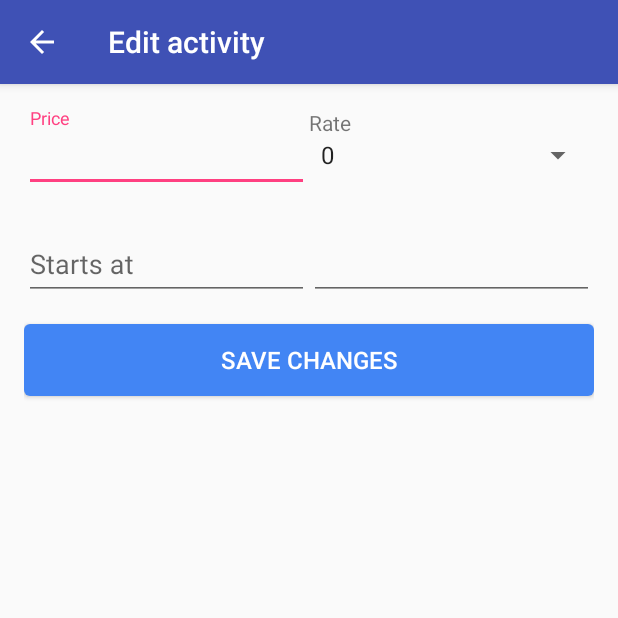
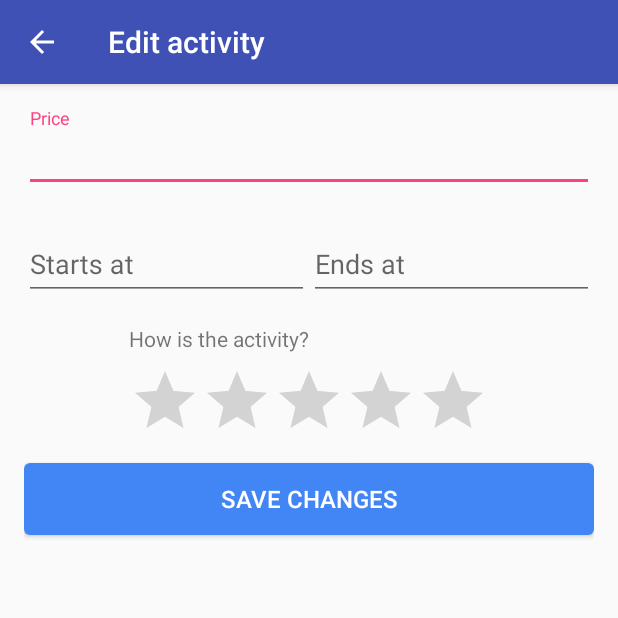
Before and after one commit to jules-larue/trip-manager, an Android app: the EditTripActivityActivity screen opened directly, with no data from a screen before it, after a tap on "SAVE CHANGES", on a phone screen of 412 x 824 dp, the top half of it. Run offline under Robolectric (Android 15) with nearby library versions, the phone set to English and light mode, and no system bars; 5 statements that could not run were skipped.

Commit message:
Rating bar to rate an activity

```diff
--- a/app/src/main/java/com/example/android/tripmanager/activity/EditTripActivityActivity.java
+++ b/app/src/main/java/com/example/android/tripmanager/activity/EditTripActivityActivity.java
@@ -5,6 +5,7 @@ import android.os.Bundle;
 import android.view.View;
 import android.widget.Button;
 import android.widget.EditText;
+import android.widget.RatingBar;
 import android.widget.Spinner;
 import android.widget.Toast;
 
@@ -22,7 +23,7 @@ public class EditTripActivityActivity extends AppCompatActivity {
 
     private long mTripActivityId;
 
-    private Spinner mSpinnerRate;
+    private RatingBar mRatingBar;
     private EditText mEditPrice;
     private EditText mEditStartsAt;
     private EditText mEditEndsAt;
@@ -40,7 +41,7 @@ public class EditTripActivityActivity extends AppCompatActivity {
                 .getLong(EXTRA_TRIP_ACTIVITY_ID, -1);
 
         // Init widgets
-        mSpinnerRate = findViewById(R.id.edit_rate);
+        mRatingBar = findViewById(R.id.rating_bar);
         mEditPrice = findViewById(R.id.edit_price);
         mEditStartsAt = findViewById(R.id.edit_starts_at);
         mEditEndsAt = findViewById(R.id.edit_ends_at);
@@ -56,7 +57,7 @@ public class EditTripActivityActivity extends AppCompatActivity {
         // Get the trip activity and display its info
         final TripDao tripDao = new TripDao(getApplicationContext());
         final TripActivityBean tripActivity = tripDao.getTripActivityById(mTripActivityId);
-        mSpinnerRate.setSelection(tripActivity.getRate());
+        mRatingBar.setRating(tripActivity.getRate());
         mEditPrice.setText(String.valueOf(tripActivity.getPrice()));
         mEditStartsAt.setText(tripActivity.getStartsAtFormatted());
         mEditEndsAt.setText(tripActivity.getEndsAtFormatted());
@@ -68,7 +69,7 @@ public class EditTripActivityActivity extends AppCompatActivity {
                 EditFormValidator validator = new EditFormValidator();
                 if (validator.validate()) {
                     // Update the activity
-                    int rate = Integer.parseInt((String) mSpinnerRate.getSelectedItem());
+                    int rate = (int) Float.parseFloat(String.valueOf(mRatingBar.getRating()));
                     int price = Integer.parseInt(mEditPrice.getText().toString());
                     String startsAt = mEditStartsAt.getText().toString();
                     String endsAt = mEditEndsAt.getText().toString();
@@ -106,13 +107,13 @@ public class EditTripActivityActivity extends AppCompatActivity {
 
         public boolean validate() {
             // Get fields values
-            String rate = mSpinnerRate.getSelectedItem().toString();
             String price = mEditPrice.getText().toString();
             String startsAt = mEditStartsAt.getText().toString();
             String endsAt = mEditEndsAt.getText().toString();
 
-            if (rate.isEmpty() || price.isEmpty()
-                    || startsAt.isEmpty() || endsAt.isEmpty()) {
+            if (price.isEmpty()
+                    || startsAt.isEmpty()
+                    || endsAt.isEmpty()) {
                 return false;
             }
 
--- a/app/src/main/res/layout/activity_edit_trip_activity.xml
+++ b/app/src/main/res/layout/activity_edit_trip_activity.xml
@@ -23,7 +23,7 @@
         android:layout_height="wrap_content"
         app:layout_constraintTop_toTopOf="parent"
         app:layout_constraintLeft_toLeftOf="parent"
-        app:layout_constraintRight_toLeftOf="@id/vertical_guideline_50"
+        app:layout_constraintRight_toRightOf="parent"
         android:hint="@string/price">
 
         <EditText
@@ -33,25 +33,8 @@
             android:layout_marginBottom="16dp"
             android:inputType="number" />
 
+
     </android.support.design.widget.TextInputLayout>
-
-
-    <TextView
-        android:id="@+id/tv_label_rate"
-        android:layout_width="wrap_content"
-        android:layout_height="wrap_content"
-        android:text="@string/rate"
-        app:layout_constraintLeft_toRightOf="@id/vertical_guideline_50"
-        app:layout_constraintTop_toTopOf="parent"/>
-
-    <Spinner
-        android:id="@+id/edit_rate"
-        android:layout_width="0dp"
-        android:layout_height="wrap_content"
-        android:entries="@array/rates"
-        app:layout_constraintTop_toBottomOf="@id/tv_label_rate"
-        app:layout_constraintLeft_toRightOf="@id/vertical_guideline_50"
-        app:layout_constraintRight_toRightOf="parent"/>
 
 
     <android.support.design.widget.TextInputLayout
@@ -76,6 +59,7 @@
         android:id="@+id/input_layout_ends_at"
         android:layout_width="0dp"
         android:layout_height="wrap_content"
+        android:hint="@string/ends_at"
         app:layout_constraintTop_toTopOf="@id/input_layout_starts_at"
         app:layout_constraintBottom_toBottomOf="@id/input_layout_starts_at"
         app:layout_constraintLeft_toRightOf="@id/vertical_guideline_50"
@@ -90,14 +74,35 @@
     </android.support.design.widget.TextInputLayout>
 
 
+    <TextView
+        android:id="@+id/tv_label_rate"
+        android:layout_width="wrap_content"
+        android:layout_height="wrap_content"
+        android:text="@string/how_is_activity"
+        app:layout_constraintTop_toBottomOf="@id/input_layout_starts_at"
+        app:layout_constraintLeft_toLeftOf="@+id/rating_bar"/>
+
+
+    <RatingBar
+        android:id="@+id/rating_bar"
+        android:layout_width="wrap_content"
+        android:layout_height="wrap_content"
+        android:numStars="5"
+        android:stepSize="1"
+        android:layout_marginTop="8dp"
+        app:layout_constraintTop_toBottomOf="@id/tv_label_rate"
+        app:layout_constraintLeft_toLeftOf="parent"
+        app:layout_constraintRight_toRightOf="parent"/>
+
 
     <Button
         android:id="@+id/btn_edit_trip_activity"
         android:layout_width="match_parent"
         android:layout_height="wrap_content"
-        android:text="Save changes"
+        android:text="@string/save_changes"
         style="@style/PositiveButton"
-        app:layout_constraintTop_toBottomOf="@id/input_layout_ends_at"/>
+        android:layout_marginTop="8dp"
+        app:layout_constraintTop_toBottomOf="@id/rating_bar"/>
 
 
 </android.support.constraint.ConstraintLayout>
--- a/app/src/main/res/values/strings.xml
+++ b/app/src/main/res/values/strings.xml
@@ -73,4 +73,7 @@
 
     <string name="name_and_age">%s %s, %d</string>
 
+    <string name="how_is_activity">How is the activity?</string>
+    <string name="save_changes">Save changes</string>
+
 </resources>
```
